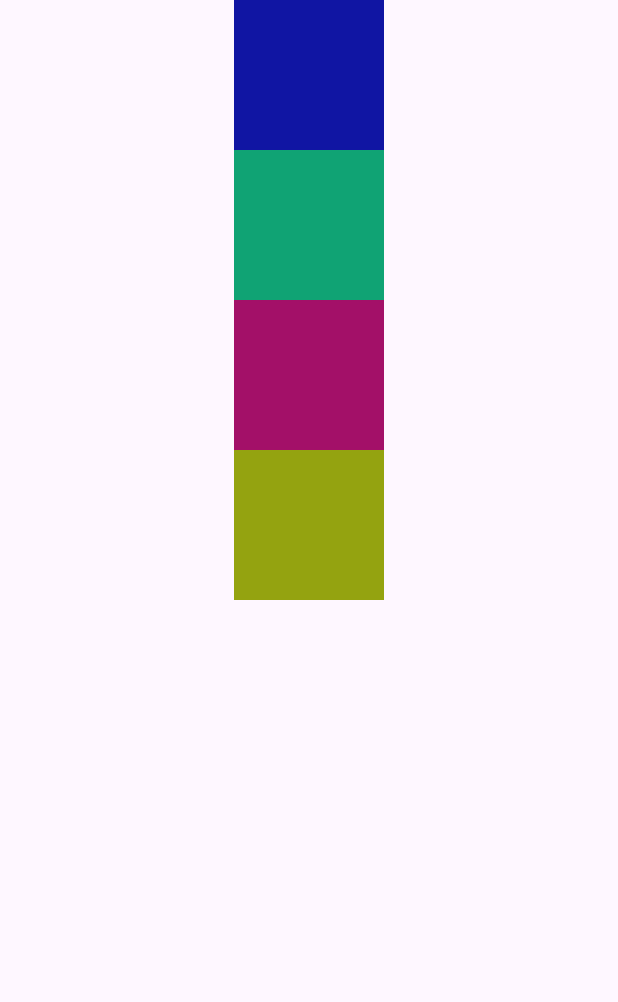
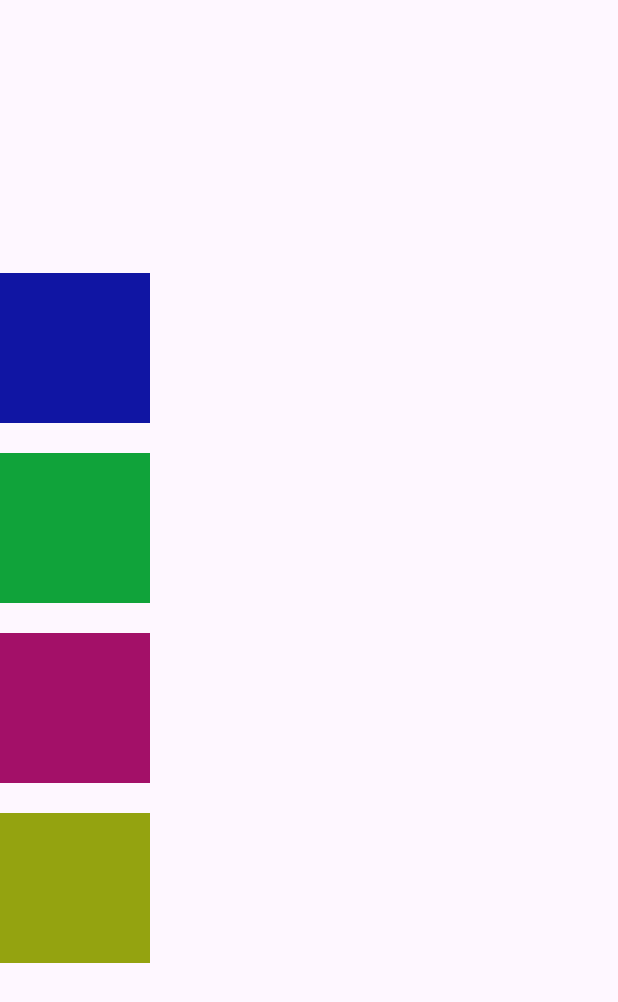
Before and after one commit to sathishpeduruarachchi/flutter_application_first, a Flutter app: the screen it shows after launch, on a phone screen of 412 x 824 dp. Shown: the top 1002 px of the screen. Run offline on Flutter 3.47's test engine with Material 3 defaults, Android fonts, the light colour scheme and no system bars.

Commit message:
in containers adding to sizeBoxs and all containers put the colunm cross axis center by used mainAxisAlignment

```diff
--- a/lib/main.dart
+++ b/lib/main.dart
@@ -1,4 +1,5 @@
 import 'package:flutter/material.dart';
+import 'package:flutter/widgets.dart';
 
 void main() {
   runApp(const MyApp());
@@ -11,28 +12,34 @@ class MyApp extends StatelessWidget {
   Widget build(BuildContext context) {
     return MaterialApp(
       home: Scaffold(
-          body: Center(
-        child: Column(
+        body: Column(
+          mainAxisAlignment: MainAxisAlignment.center,
           children: [
             Container(
                 width: 100,
                 height: 100,
                 color: Color.fromARGB(255, 16, 21, 163)),
+            SizedBox(height: 20
+            ),
             Container(
                 width: 100,
                 height: 100,
-                color: Color.fromARGB(255, 16, 163, 116)),
+                color: Color.fromARGB(255, 16, 163, 58)),
+            SizedBox(height: 20
+            ),
             Container(
                 width: 100,
                 height: 100,
                 color: Color.fromARGB(255, 163, 16, 104)),
+            SizedBox(height: 20
+            ),
             Container(
                 width: 100,
                 height: 100,
                 color: Color.fromARGB(255, 148, 163, 16)),
           ],
         ),
-      )),
+      ),
     );
   }
 }
```
